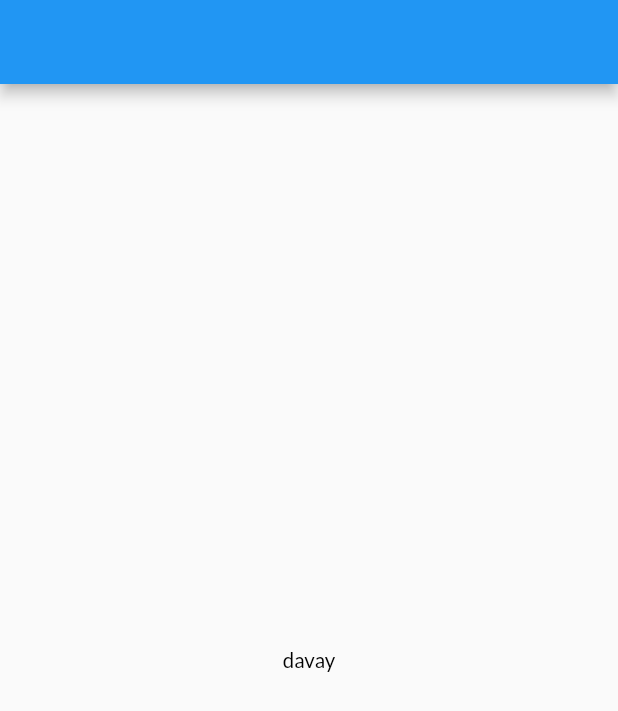
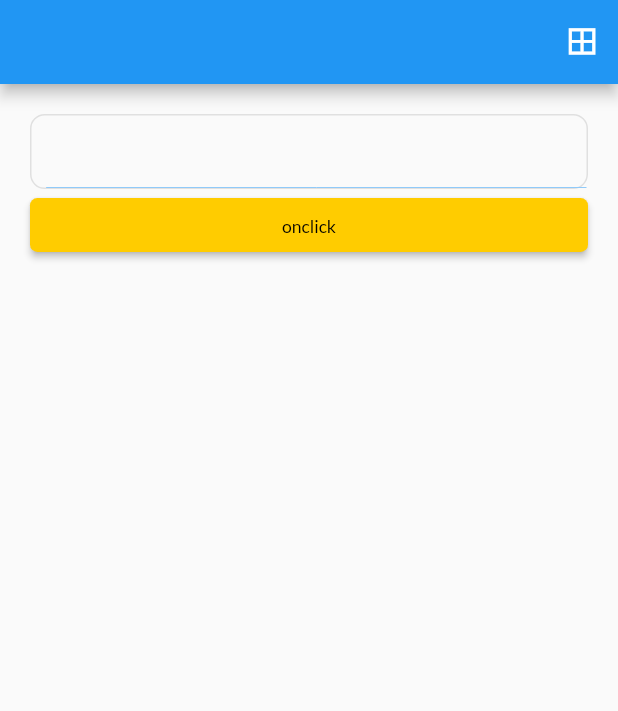
Before and after one commit to zsirojiddinov/doctarantura, a Flutter app: the screen it shows after launch, on a phone screen of 412 x 824 dp. Shown: the top 711 px of the screen. Run offline on Flutter 3.47's test engine with Material 2 defaults, Android fonts, the phone set to English and light mode, and no system bars; our stand-ins replace flutter_bloc, get, get_storage, google_fonts.

Commit message:
add action_bloc.dart add action_page.dart

```diff
--- /dev/null
+++ b/lib/bloc/action_bloc/action_event.dart
@@ -0,0 +1,6 @@
+import 'package:flutter/widgets.dart';
+
+@immutable
+abstract class ActionEvent {}
+
+class AllEvent extends ActionEvent {}
--- a/lib/bloc/home_bloc/main_event.dart
+++ b/lib/bloc/home_bloc/main_event.dart
@@ -3,4 +3,10 @@ import 'package:flutter/widgets.dart';
 @immutable
 abstract class MainEvent {}
 
-class StartEvent extends MainEvent {}
+class StartEvent extends MainEvent {
+  String code;
+
+  StartEvent(this.code);
+}
+
+class AllEvent extends MainEvent {}
--- /dev/null
+++ b/lib/repository/default_repository.dart
@@ -0,0 +1,19 @@
+import 'package:doctarantura/def/default_text.dart';
+import 'package:doctarantura/service/file_service.dart';
+
+import '../utils/resource.dart';
+
+class DefaultRepository {
+  final FileService fileService;
+
+  DefaultRepository(this.fileService) {
+    setDefault();
+  }
+
+  setDefault() {
+    fileService.writeFile(
+      Resource.FILE_KIRISH_TILI,
+      defaultKirishTili,
+    );
+  }
+}
--- a/lib/service/file_repository.dart
+++ b/lib/service/file_service.dart
@@ -13,14 +13,14 @@ class FileService {
     return File('$path/$fileName');
   }
 
-  Future<File> writeCounter(String fileName, String writeTxt) async {
+  Future<File> writeFile(String fileName, String writeTxt) async {
     final file = await localFile(fileName);
 
     // Write the file
     return file.writeAsString(writeTxt);
   }
 
-  Future<String> readCounter(String fileName) async {
+  Future<String> readFile(String fileName) async {
     try {
       final file = await localFile(fileName);
 
--- a/lib/ui/home/home_page.dart
+++ b/lib/ui/home/home_page.dart
@@ -1,9 +1,11 @@
 import 'package:doctarantura/bloc/home_bloc/main_bloc.dart';
 import 'package:doctarantura/bloc/home_bloc/main_event.dart';
 import 'package:doctarantura/style/text_style.dart';
+import 'package:doctarantura/ui/widgets/button.dart';
+import 'package:doctarantura/ui/widgets/my_input.dart';
+import 'package:doctarantura/utils/dimens.dart';
 import 'package:flutter/material.dart';
 import 'package:flutter_bloc/flutter_bloc.dart';
-
 
 import '../../bloc/home_bloc/main_state.dart';
 
@@ -16,6 +18,7 @@ class HomePage extends StatefulWidget {
 
 class _HomePageState extends State<HomePage> {
   late MainBloc bloc;
+  var textController = TextEditingController();
 
   @override
   Widget build(BuildContext context) {
@@ -25,16 +28,38 @@ class _HomePageState extends State<HomePage> {
         builder: (ctx, state) {
           bloc = BlocProvider.of<MainBloc>(ctx);
           return Scaffold(
-            appBar: AppBar(),
-            body: Center(
-              child: GestureDetector(
-                onTap: () {
-                  bloc.add(StartEvent());
-                },
-                child: Text(
-                  "davay",
-                  style: textStyle,
+            appBar: AppBar(
+              actions: [
+                IconButton(
+                  onPressed: () {
+                    bloc.add(AllEvent());
+                  },
+                  icon: Icon(
+                    Icons.border_all_outlined,
+                    size: Dimens.iconSize24,
+                  ),
                 ),
+              ],
+            ),
+            body: Container(
+              padding: const EdgeInsets.all(20),
+              child: Column(
+                children: [
+                  MyInputField(
+                    controller: textController,
+                  ),
+                  Button(
+                      text: "onclick",
+                      onClick: () {
+                        bloc.add(
+                          StartEvent(textController.text.toString()),
+                        );
+                      }),
+                  Text(
+                    bloc.myText,
+                    style: textStyle,
+                  ),
+                ],
               ),
             ),
           );
--- /dev/null
+++ b/lib/ui/widgets/button.dart
@@ -0,0 +1,44 @@
+import 'package:flutter/material.dart';
+
+import '../../style/colors.dart';
+import '../../style/text_style.dart';
+import '../../utils/dimens.dart';
+
+class Button extends StatelessWidget {
+  String text;
+  double size;
+  Function onClick;
+
+  Button({
+    Key? key,
+    required this.text,
+    required this.onClick,
+    this.size = 0,
+  }) : super(key: key);
+
+  @override
+  Widget build(BuildContext context) {
+    return ElevatedButton(
+      style: ButtonStyle(
+        backgroundColor: MaterialStateProperty.all(MyColor.mainColor),
+        shape: MaterialStateProperty.all(
+          RoundedRectangleBorder(
+            borderRadius: BorderRadius.all(
+              Radius.circular(Dimens.radius10/2),
+            ),
+          ),
+        ),
+      ),
+      onPressed: () => onClick(),
+      child: SizedBox(
+        width: Dimens.screenWidth,
+        child: Center(
+          child: Text(
+            text,
+            style: textStyle.copyWith(fontSize: Dimens.font12),
+          ),
+        ),
+      ),
+    );
+  }
+}
--- /dev/null
+++ b/lib/ui/widgets/my_input.dart
@@ -0,0 +1,80 @@
+import 'package:flutter/material.dart';
+import 'package:get/get.dart';
+
+import '../../../utils/dimens.dart';
+import '../../style/text_style.dart';
+import 'deceorations.dart';
+
+class MyInputField extends StatelessWidget {
+  String title;
+  String hint;
+  TextEditingController? controller;
+  Widget? widget;
+  TextInputType inputType;
+
+  MyInputField({
+    Key? key,
+    this.title = "",
+    this.hint = "",
+    this.controller,
+    this.widget,
+    this.inputType = TextInputType.text,
+  }) : super(key: key);
+
+  @override
+  Widget build(BuildContext context) {
+    return Column(
+      crossAxisAlignment: CrossAxisAlignment.start,
+      children: [
+        title != ""
+            ? Container(
+                padding: EdgeInsets.only(left: Dimens.width10),
+                child: Text(title, style: descriptionStyle),
+              )
+            : Container(),
+        Container(
+          //  height: 52,
+          padding: EdgeInsets.only(left: Dimens.width10),
+        //  margin: EdgeInsets.only(top: Dimens.height10 / 2),
+          decoration: editDecoration(),
+          child: Row(
+            children: [
+              Expanded(
+                child: TextFormField(
+                  readOnly: widget == null ? false : true,
+                  autofocus: false,
+                  cursorColor:
+                      Get.isDarkMode ? Colors.grey[100] : Colors.grey[700],
+                  controller: controller,
+                  style: textStyle.copyWith(fontSize: Dimens.font12),
+                  keyboardType: inputType,
+                  maxLines: null,
+                  decoration: InputDecoration(
+                      hintText: hint,
+                      hintStyle: textStyle.copyWith(color: Colors.grey.shade700),
+                      focusedBorder: UnderlineInputBorder(
+                        borderSide: BorderSide(
+                          color: context.theme.backgroundColor,
+                          width: 0,
+                        ),
+                      ),
+                      enabledBorder: UnderlineInputBorder(
+                        borderSide: BorderSide(
+                          color: context.theme.backgroundColor,
+                          width: 0,
+                        ),
+                      )),
+                ),
+              ),
+              widget == null
+                  ? Container()
+                  : Container(
+                      child: widget,
+                    )
+            ],
+          ),
+        )
+      ],
+    );
+  }
+}
--- a/lib/utils/resource.dart
+++ b/lib/utils/resource.dart
@@ -1,3 +1,4 @@
 class Resource {
   static String FILE_OT_SOZ_TURKUMI = "otSozturkumi.txt";
+  static String FILE_KIRISH_TILI = "kirish_tili.txt";
 }
```
Also changed, not shown: lib/bloc/action_bloc/action_bloc.dart (added, +23 -0 lines), lib/bloc/action_bloc/action_state.dart (added, +14 -0 lines), lib/bloc/home_bloc/main_bloc.dart (+17 -8 lines), lib/def/default_text.dart (added, +92 -0 lines), lib/models/kengayuvchi_kirish_tili.dart (added, +7 -0 lines), lib/repository/kirish_tili_repository.dart (added, +35 -0 lines), lib/ui/home/action_page.dart (added, +94 -0 lines), lib/ui/widgets/deceorations.dart (added, +98 -0 lines).
